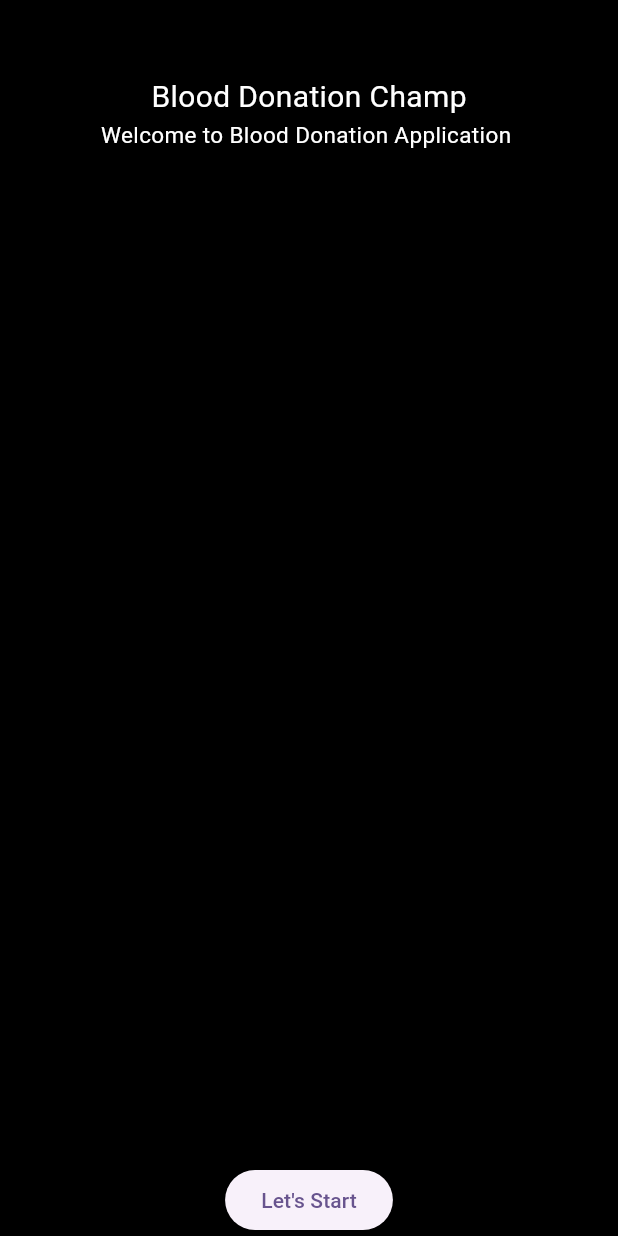
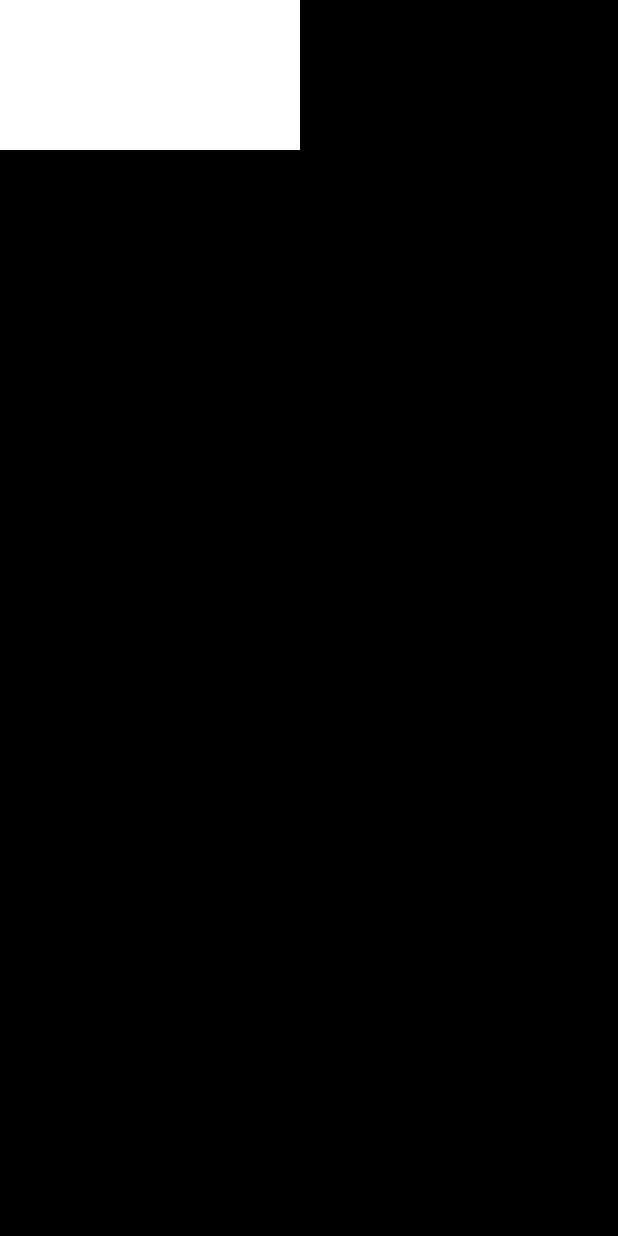
Before and after one commit to hariharankanakaraja/bda, a Flutter app: the screen it shows after launch, on a phone screen of 412 x 824 dp. Run offline on Flutter 3.47's test engine with Material 3 defaults, Android fonts, the light colour scheme and no system bars.

Commit message:
welcome page

```diff
--- a/lib/welcome/WelcomePage.dart
+++ b/lib/welcome/WelcomePage.dart
@@ -15,26 +15,12 @@ class _WelcomePageState extends State<WelcomePage> {
       body: Container(
         child: SafeArea(
             child: Container(
-          height: double.infinity,
-          width: double.infinity,
           color: Colors.transparent,
-          child: Column(mainAxisAlignment: MainAxisAlignment.center, children: [
-            Padding(
-              padding: const EdgeInsets.only(top: 50),
-              child: Text(
-                "Blood Donation Champ",
-                style: TextStyle(fontSize: 20, color: Colors.white),
-              ),
-            ),
-            Expanded(
-              flex: 5,
-              child: Text(
-                "Welcome to Blood Donation Application ",
-                style: TextStyle(fontSize: 15, color: Colors.white),
-              ),
-            ),
-            ElevatedButton(onPressed: () {}, child: Text("Let's Start"))
-          ]),
+          child: Container(
+            width: 200,
+            height: 100,
+            color: Colors.white,
+          ),
         )),
       ),
     );
```
